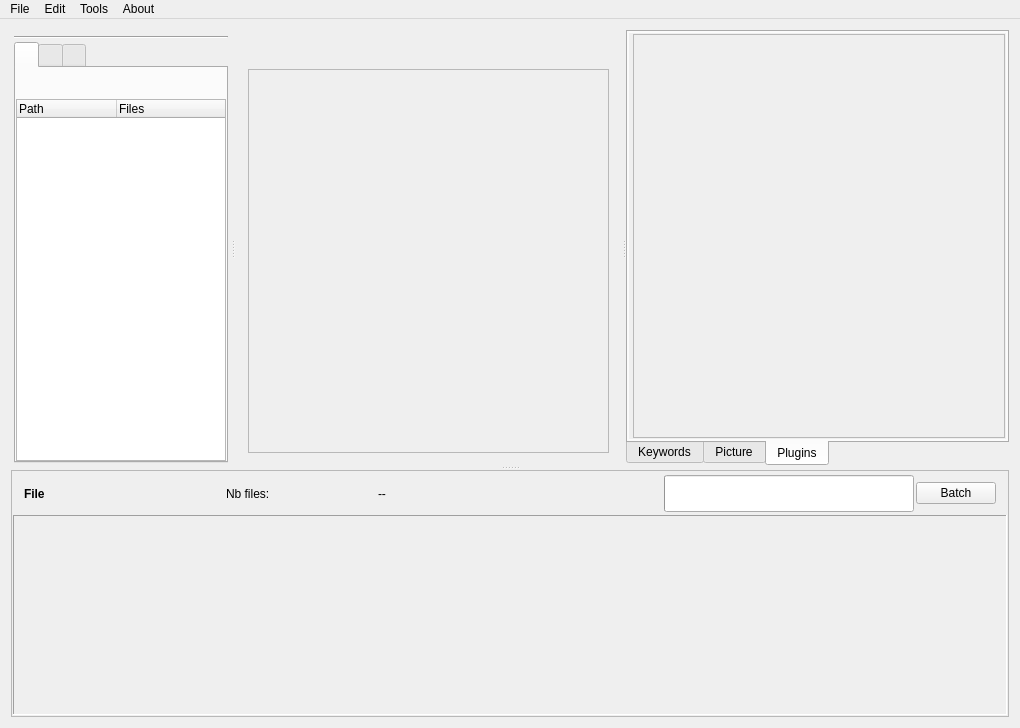
First picture: the form in workflow/ui/emamainwindow.ui, repository cseyve/piaf, before the edit.
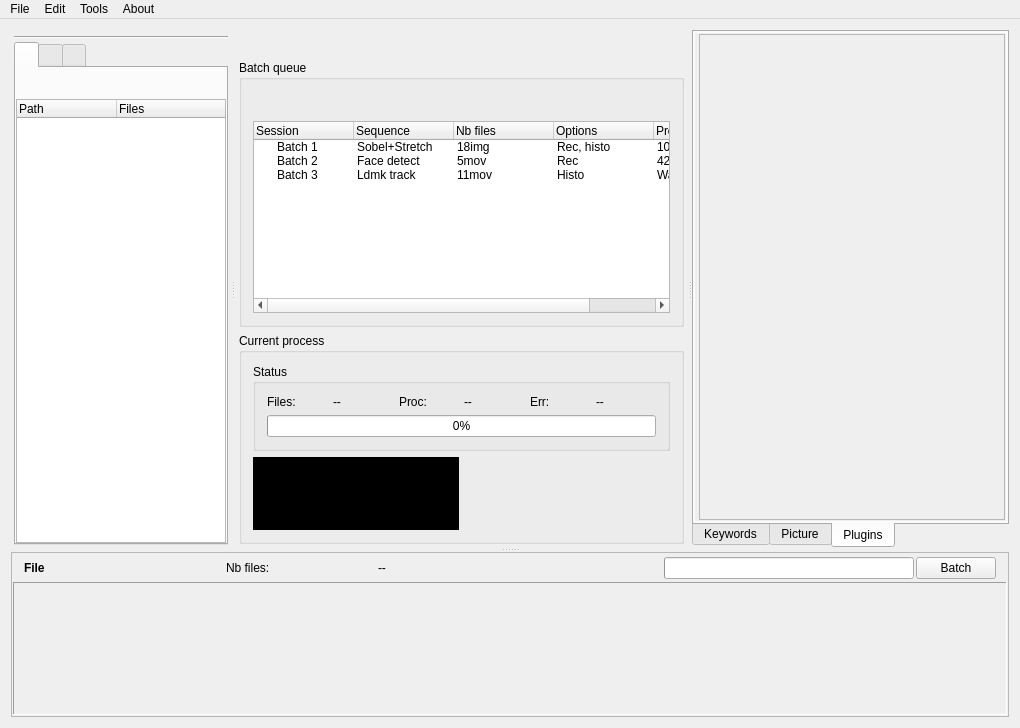
Second picture: the form after the edit. The open tabs and pages were chosen to show the change. Icons and pictures are not drawn. Custom widgets are drawn as their Qt base class.

Commit message: Added model of batch page

```diff
--- a/workflow/ui/emamainwindow.ui
+++ b/workflow/ui/emamainwindow.ui
@@ -731,14 +731,316 @@
            </widget>
            <widget class="QWidget" name="page">
             <layout class="QVBoxLayout" name="verticalLayout_17">
+             <property name="margin">
+              <number>2</number>
+             </property>
              <item>
-              <widget class="QFrame" name="frame_2">
-               <property name="frameShape">
-                <enum>QFrame::StyledPanel</enum>
+              <widget class="QGroupBox" name="groupBox">
+               <property name="title">
+                <string>Batch queue</string>
                </property>
-               <property name="frameShadow">
-                <enum>QFrame::Raised</enum>
+               <layout class="QVBoxLayout" name="verticalLayout_18">
+                <item>
+                 <widget class="QWidget" name="widget_4" native="true">
+                  <layout class="QHBoxLayout" name="horizontalLayout_5">
+                   <property name="spacing">
+                    <number>0</number>
+                   </property>
+                   <property name="leftMargin">
+                    <number>0</number>
+                   </property>
+                   <property name="topMargin">
+                    <number>1</number>
+                   </property>
+                   <property name="rightMargin">
+                    <number>0</number>
+                   </property>
+                   <property name="bottomMargin">
+                    <number>1</number>
+                   </property>
+                   <item>
+                    <widget class="QPushButton" name="pushButton_2">
+                     <property name="toolTip">
+                      <string>Toggle play/pause</string>
+                     </property>
+                     <property name="text">
+                      <string/>
+                     </property>
+                     <property name="icon">
+                      <iconset resource="../../main/piaf.qrc">
+                       <normaloff>:/images/22x22/system-run.png</normaloff>
+                       <normalon>:/icons/icons/22x22/media-playback-pause.png</normalon>:/images/22x22/system-run.png</iconset>
+                     </property>
+                     <property name="checkable">
+                      <bool>true</bool>
+                     </property>
+                     <property name="flat">
+                      <bool>true</bool>
+                     </property>
+                    </widget>
+                   </item>
+                   <item>
+                    <spacer name="horizontalSpacer_5">
+                     <property name="orientation">
+                      <enum>Qt::Horizontal</enum>
+                     </property>
+                     <property name="sizeHint" stdset="0">
+                      <size>
+                       <width>40</width>
+                       <height>20</height>
+                      </size>
+                     </property>
+                    </spacer>
+                   </item>
+                   <item>
+                    <widget class="QPushButton" name="pushButton_5">
+                     <property name="toolTip">
+                      <string>Move up selected batch item</string>
+                     </property>
+                     <property name="text">
+                      <string/>
+                     </property>
+                     <property name="icon">
+                      <iconset resource="../ema.qrc">
+                       <normaloff>:/icons/icons/22x22/arrow-up.png</normaloff>:/icons/icons/22x22/arrow-up.png</iconset>
+                     </property>
+                     <property name="flat">
+                      <bool>true</bool>
+                     </property>
+                    </widget>
+                   </item>
+                   <item>
+                    <widget class="QPushButton" name="pushButton_6">
+                     <property name="toolTip">
+                      <string>Move down selected batch item</string>
+                     </property>
+                     <property name="text">
+                      <string/>
+                     </property>
+                     <property name="icon">
+                      <iconset resource="../ema.qrc">
+                       <normaloff>:/icons/icons/22x22/arrow-down.png</normaloff>:/icons/icons/22x22/arrow-down.png</iconset>
+                     </property>
+                     <property name="flat">
+                      <bool>true</bool>
+                     </property>
+                    </widget>
+                   </item>
+                   <item>
+                    <widget class="QPushButton" name="pushButton_4">
+                     <property name="toolTip">
+                      <string>Delete selected batch item</string>
+                     </property>
+                     <property name="text">
+                      <string/>
+                     </property>
+                     <property name="icon">
+                      <iconset resource="../ema.qrc">
+                       <normaloff>:/icons/icons/22x22/trash-empty.png</normaloff>:/icons/icons/22x22/trash-empty.png</iconset>
+                     </property>
+                     <property name="flat">
+                      <bool>true</bool>
+                     </property>
+                    </widget>
+                   </item>
+                  </layout>
+                 </widget>
+                </item>
+                <item>
+                 <widget class="QTreeWidget" name="treeWidget">
+                  <property name="allColumnsShowFocus">
+                   <bool>true</bool>
+                  </property>
+                  <column>
+                   <property name="text">
+                    <string>Session</string>
+                   </property>
+                  </column>
+                  <column>
+                   <property name="text">
+                    <string>Sequence</string>
+                   </property>
+                  </column>
+                  <column>
+                   <property name="text">
+                    <string>Nb files</string>
+                   </property>
+                  </column>
+                  <column>
+                   <property name="text">
+                    <string>Options</string>
+                   </property>
+                  </column>
+                  <column>
+                   <property name="text">
+                    <string>Progress</string>
+                   </property>
+                  </column>
+                  <item>
+                   <property name="text">
+                    <string>Batch 1</string>
+                   </property>
+                   <property name="text">
+                    <string>Sobel+Stretch</string>
+                   </property>
+                   <property name="text">
+                    <string>18img</string>
+                   </property>
+                   <property name="text">
+                    <string>Rec, histo</string>
+                   </property>
+                   <property name="text">
+                    <string>100%</string>
+                   </property>
+                  </item>
+                  <item>
+                   <property name="text">
+                    <string>Batch 2</string>
+                   </property>
+                   <property name="text">
+                    <string>Face detect</string>
+                   </property>
+                   <property name="text">
+                    <string>5mov</string>
+                   </property>
+                   <property name="text">
+                    <string>Rec</string>
+                   </property>
+                   <property name="text">
+                    <string>42%</string>
+                   </property>
+                  </item>
+                  <item>
+                   <property name="text">
+                    <string>Batch 3</string>
+                   </property>
+                   <property name="text">
+                    <string>Ldmk track</string>
+                   </property>
+                   <property name="text">
+                    <string>11mov</string>
+                   </property>
+                   <property name="text">
+                    <string>Histo</string>
+                   </property>
+                   <property name="text">
+                    <string>Waiting</string>
+                   </property>
+                  </item>
+                 </widget>
+                </item>
+               </layout>
+              </widget>
+             </item>
+             <item>
+              <widget class="QGroupBox" name="groupBox_2">
+               <property name="sizePolicy">
+                <sizepolicy hsizetype="Preferred" vsizetype="Expanding">
+                 <horstretch>0</horstretch>
+                 <verstretch>0</verstretch>
+                </sizepolicy>
                </property>
+               <property name="title">
+                <string>Current process</string>
+               </property>
+               <layout class="QGridLayout" name="gridLayout">
+                <item row="0" column="0" rowspan="2" colspan="2">
+                 <widget class="QGroupBox" name="groupBox_4">
+                  <property name="title">
+                   <string>Status</string>
+                  </property>
+                  <layout class="QGridLayout" name="gridLayout_3">
+                   <item row="0" column="0">
+                    <widget class="QLabel" name="label">
+                     <property name="sizePolicy">
+                      <sizepolicy hsizetype="Minimum" vsizetype="Preferred">
+                       <horstretch>0</horstretch>
+                       <verstretch>0</verstretch>
+                      </sizepolicy>
+                     </property>
+                     <property name="text">
+                      <string>Files:</string>
+                     </property>
+                    </widget>
+                   </item>
+                   <item row="0" column="1">
+                    <widget class="QLabel" name="nbFilesLabel_2">
+                     <property name="sizePolicy">
+                      <sizepolicy hsizetype="Preferred" vsizetype="Preferred">
+                       <horstretch>0</horstretch>
+                       <verstretch>0</verstretch>
+                      </sizepolicy>
+                     </property>
+                     <property name="toolTip">
+                      <string>Number of files in process list</string>
+                     </property>
+                     <property name="text">
+                      <string>--</string>
+                     </property>
+                    </widget>
+                   </item>
+                   <item row="0" column="2">
+                    <widget class="QLabel" name="label_3">
+                     <property name="text">
+                      <string>Proc:</string>
+                     </property>
+                    </widget>
+                   </item>
+                   <item row="0" column="3">
+                    <widget class="QLabel" name="nbProcLabel">
+                     <property name="text">
+                      <string>--</string>
+                     </property>
+                    </widget>
+                   </item>
+                   <item row="0" column="4">
+                    <widget class="QLabel" name="label_4">
+                     <property name="text">
+                      <string>Err:</string>
+                     </property>
+                    </widget>
+                   </item>
+                   <item row="0" column="5">
+                    <widget class="QLabel" name="nbErrLabel">
+                     <property name="text">
+                      <string>--</string>
+                     </property>
+                    </widget>
+                   </item>
+                   <item row="1" column="0" colspan="6">
+                    <widget class="QProgressBar" name="progressBar">
+                     <property name="value">
+                      <number>0</number>
+                     </property>
+                    </widget>
+                   </item>
+                  </layout>
+                 </widget>
+                </item>
+                <item row="1" column="1" rowspan="2">
+                 <widget class="TimeHistogramWidget" name="timeHistoWidget" native="true">
+                  <property name="minimumSize">
+                   <size>
+                    <width>0</width>
+                    <height>80</height>
+                   </size>
+                  </property>
+                 </widget>
+                </item>
+                <item row="2" column="0">
+                 <widget class="ImageWidget" name="imageLabel" native="true">
+                  <property name="sizePolicy">
+                   <sizepolicy hsizetype="Preferred" vsizetype="Expanding">
+                    <horstretch>0</horstretch>
+                    <verstretch>0</verstretch>
+                   </sizepolicy>
+                  </property>
+                  <property name="styleSheet">
+                   <string notr="true">background-color: rgb(0, 0, 0);</string>
+                  </property>
+                 </widget>
+                </item>
+               </layout>
               </widget>
              </item>
             </layout>
@@ -1318,6 +1620,18 @@
    <header>maindisplaywidget.h</header>
    <container>1</container>
   </customwidget>
+  <customwidget>
+   <class>TimeHistogramWidget</class>
+   <extends>QWidget</extends>
+   <header>timehistogramwidget.h</header>
+   <container>1</container>
+  </customwidget>
+  <customwidget>
+   <class>ImageWidget</class>
+   <extends>QWidget</extends>
+   <header>imagewidget.h</header>
+   <container>1</container>
+  </customwidget>
  </customwidgets>
  <resources>
   <include location="../ema.qrc"/>
```
Left out of the diff: 9 changed lines with no effect on the pictures. The commit also changes 2 other files.
